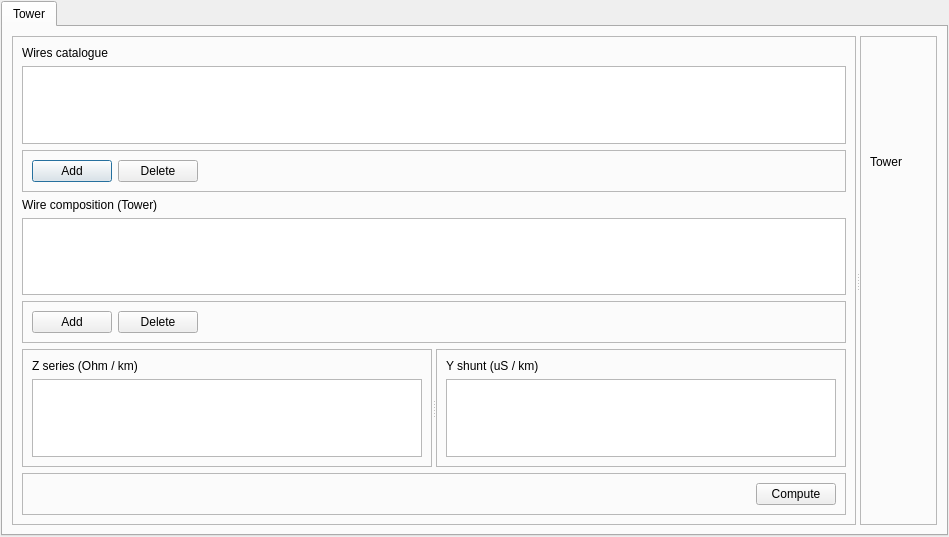
Qt form UnderDevelopment/GridCal/Gui/LineBuilder/gui.ui (SanPen/GridCal) before a commit.
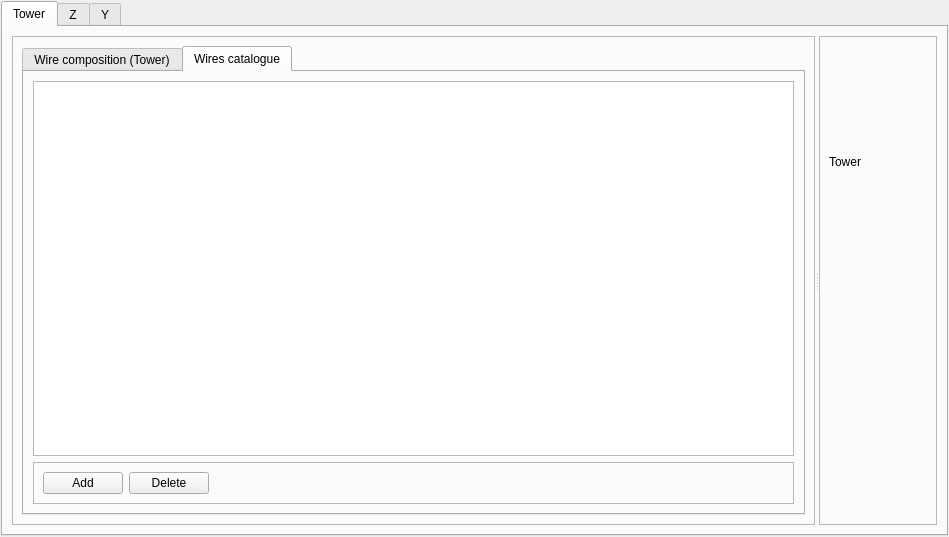
The same form after that commit. The open tabs and pages were chosen to show the change. Custom widgets are drawn as their Qt base class.

```diff
--- a/UnderDevelopment/GridCal/Gui/LineBuilder/gui.ui
+++ b/UnderDevelopment/GridCal/Gui/LineBuilder/gui.ui
@@ -50,61 +50,15 @@
           </property>
           <layout class="QVBoxLayout" name="verticalLayout_5">
            <item>
-            <widget class="QLabel" name="label_5">
-             <property name="text">
-              <string>Wires catalogue</string>
+            <widget class="QTabWidget" name="tabWidget_2">
+             <property name="currentIndex">
+              <number>0</number>
              </property>
-            </widget>
-           </item>
-           <item>
-            <widget class="QTableView" name="wires_tableView"/>
-           </item>
-           <item>
-            <widget class="QFrame" name="frame_4">
-             <property name="frameShape">
-              <enum>QFrame::StyledPanel</enum>
-             </property>
-             <property name="frameShadow">
-              <enum>QFrame::Raised</enum>
-             </property>
-             <layout class="QHBoxLayout" name="horizontalLayout">
-              <item>
-               <widget class="QPushButton" name="add_wire_pushButton">
-                <property name="text">
-                 <string>Add</string>
-                </property>
-               </widget>
-              </item>
-              <item>
-               <widget class="QPushButton" name="delete_wire_pushButton">
-                <property name="text">
-                 <string>Delete</string>
-                </property>
-               </widget>
-              </item>
-              <item>
-               <spacer name="horizontalSpacer_2">
-                <property name="orientation">
-                 <enum>Qt::Horizontal</enum>
-                </property>
-                <property name="sizeHint" stdset="0">
-                 <size>
-                  <width>40</width>
-                  <height>20</height>
-                 </size>
-                </property>
-               </spacer>
-              </item>
-             </layout>
-            </widget>
-           </item>
-           <item>
-            <widget class="QLabel" name="label_3">
-             <property name="text">
+             <widget class="QWidget" name="tab_4">
+              <attribute name="title">
               <string>Wire composition (Tower)</string>
-             </property>
-            </widget>
-           </item>
+              </attribute>
+              <layout class="QVBoxLayout" name="verticalLayout_8">
            <item>
             <widget class="QTableView" name="tower_tableView"/>
            </item>
@@ -144,78 +98,6 @@
                 </property>
                </spacer>
               </item>
-             </layout>
-            </widget>
-           </item>
-           <item>
-            <widget class="QSplitter" name="splitter">
-             <property name="orientation">
-              <enum>Qt::Horizontal</enum>
-             </property>
-             <widget class="QFrame" name="frame_2">
-              <property name="frameShape">
-               <enum>QFrame::StyledPanel</enum>
-              </property>
-              <property name="frameShadow">
-               <enum>QFrame::Raised</enum>
-              </property>
-              <layout class="QVBoxLayout" name="verticalLayout_3">
-               <item>
-                <widget class="QLabel" name="label">
-                 <property name="text">
-                  <string>Z series (Ohm / km)</string>
-                 </property>
-                </widget>
-               </item>
-               <item>
-                <widget class="QTableView" name="z_tableView"/>
-               </item>
-              </layout>
-             </widget>
-             <widget class="QFrame" name="frame_3">
-              <property name="frameShape">
-               <enum>QFrame::StyledPanel</enum>
-              </property>
-              <property name="frameShadow">
-               <enum>QFrame::Raised</enum>
-              </property>
-              <layout class="QVBoxLayout" name="verticalLayout_4">
-               <item>
-                <widget class="QLabel" name="label_2">
-                 <property name="text">
-                  <string>Y shunt (uS / km)</string>
-                 </property>
-                </widget>
-               </item>
-               <item>
-                <widget class="QTableView" name="tableView"/>
-               </item>
-              </layout>
-             </widget>
-            </widget>
-           </item>
-           <item>
-            <widget class="QFrame" name="frame_5">
-             <property name="frameShape">
-              <enum>QFrame::StyledPanel</enum>
-             </property>
-             <property name="frameShadow">
-              <enum>QFrame::Raised</enum>
-             </property>
-             <layout class="QHBoxLayout" name="horizontalLayout_3">
-              <item>
-               <spacer name="horizontalSpacer_3">
-                <property name="orientation">
-                 <enum>Qt::Horizontal</enum>
-                </property>
-                <property name="sizeHint" stdset="0">
-                 <size>
-                  <width>40</width>
-                  <height>20</height>
-                 </size>
-                </property>
-               </spacer>
-              </item>
               <item>
                <widget class="QPushButton" name="compute_pushButton">
                 <property name="text">
@@ -227,6 +109,63 @@
             </widget>
            </item>
           </layout>
+              <zorder>label_5</zorder>
+              <zorder>wires_tableView</zorder>
+              <zorder>tower_tableView</zorder>
+              <zorder>frame</zorder>
+             </widget>
+             <widget class="QWidget" name="tab_5">
+              <attribute name="title">
+               <string>Wires catalogue</string>
+              </attribute>
+              <layout class="QVBoxLayout" name="verticalLayout_4">
+               <item>
+                <widget class="QTableView" name="wires_tableView"/>
+               </item>
+               <item>
+                <widget class="QFrame" name="frame_4">
+                 <property name="frameShape">
+                  <enum>QFrame::StyledPanel</enum>
+                 </property>
+                 <property name="frameShadow">
+                  <enum>QFrame::Raised</enum>
+                 </property>
+                 <layout class="QHBoxLayout" name="horizontalLayout">
+                  <item>
+                   <widget class="QPushButton" name="add_wire_pushButton">
+                    <property name="text">
+                     <string>Add</string>
+                    </property>
+                   </widget>
+                  </item>
+                  <item>
+                   <widget class="QPushButton" name="delete_wire_pushButton">
+                    <property name="text">
+                     <string>Delete</string>
+                    </property>
+                   </widget>
+                  </item>
+                  <item>
+                   <spacer name="horizontalSpacer_2">
+                    <property name="orientation">
+                     <enum>Qt::Horizontal</enum>
+                    </property>
+                    <property name="sizeHint" stdset="0">
+                     <size>
+                      <width>40</width>
+                      <height>20</height>
+                     </size>
+                    </property>
+                   </spacer>
+                  </item>
+                 </layout>
+                </widget>
+               </item>
+              </layout>
+             </widget>
+            </widget>
+           </item>
+          </layout>
          </widget>
          <widget class="QFrame" name="PlotFrame">
           <property name="frameShape">
@@ -264,6 +203,40 @@
        </item>
       </layout>
      </widget>
+     <widget class="QWidget" name="tab">
+      <attribute name="title">
+       <string>Z</string>
+      </attribute>
+      <layout class="QVBoxLayout" name="verticalLayout_3">
+       <item>
+        <widget class="QLabel" name="label">
+         <property name="text">
+          <string>Z series (Ohm / km)</string>
+         </property>
+        </widget>
+       </item>
+       <item>
+        <widget class="QTableView" name="z_tableView"/>
+       </item>
+      </layout>
+     </widget>
+     <widget class="QWidget" name="tab_3">
+      <attribute name="title">
+       <string>Y</string>
+      </attribute>
+      <layout class="QVBoxLayout" name="verticalLayout_2">
+       <item>
+        <widget class="QLabel" name="label_2">
+         <property name="text">
+          <string>Y shunt (uS / km)</string>
+         </property>
+        </widget>
+       </item>
+       <item>
+        <widget class="QTableView" name="tableView"/>
+       </item>
+      </layout>
+     </widget>
     </widget>
    </item>
   </layout>
```
Lines whose indentation alone changed are shown as unchanged.
